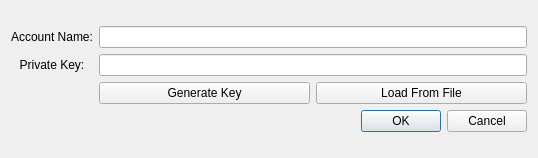
Old version of the form UserApp/PrivKeyDialog.ui in the repository proximax-storage/cpp-xpx-storage-user-app.
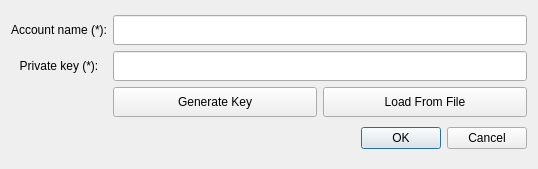
New version of the form.

What changed in the file:
```diff
--- a/UserApp/PrivKeyDialog.ui
+++ b/UserApp/PrivKeyDialog.ui
@@ -7,7 +7,7 @@
     <x>0</x>
     <y>0</y>
     <width>538</width>
-    <height>158</height>
+    <height>169</height>
    </rect>
   </property>
   <property name="windowTitle">
@@ -19,7 +19,7 @@
      <item row="1" column="0">
       <widget class="QLabel" name="label">
        <property name="text">
-        <string>Private Key:</string>
+        <string>Private key (*):</string>
        </property>
        <property name="alignment">
         <set>Qt::AlignCenter</set>
@@ -27,12 +27,25 @@
       </widget>
      </item>
      <item row="1" column="1">
-      <widget class="QLineEdit" name="m_pkField"/>
+      <widget class="QLineEdit" name="m_pkField">
+       <property name="minimumSize">
+        <size>
+         <width>0</width>
+         <height>30</height>
+        </size>
+       </property>
+       <property name="maximumSize">
+        <size>
+         <width>16777215</width>
+         <height>30</height>
+        </size>
+       </property>
+      </widget>
      </item>
      <item row="0" column="0">
       <widget class="QLabel" name="label_2">
        <property name="text">
-        <string>Account Name:</string>
+        <string>Account name (*):</string>
        </property>
        <property name="alignment">
         <set>Qt::AlignCenter</set>
@@ -43,6 +56,18 @@
       <layout class="QHBoxLayout" name="horizontalLayout">
        <item>
         <widget class="QPushButton" name="m_generateKeysBtn">
+         <property name="minimumSize">
+          <size>
+           <width>0</width>
+           <height>30</height>
+          </size>
+         </property>
+         <property name="maximumSize">
+          <size>
+           <width>16777215</width>
+           <height>30</height>
+          </size>
+         </property>
          <property name="text">
           <string>Generate Key</string>
          </property>
@@ -50,6 +75,18 @@
        </item>
        <item>
         <widget class="QPushButton" name="m_loadFromFileBtn">
+         <property name="minimumSize">
+          <size>
+           <width>0</width>
+           <height>30</height>
+          </size>
+         </property>
+         <property name="maximumSize">
+          <size>
+           <width>16777215</width>
+           <height>30</height>
+          </size>
+         </property>
          <property name="text">
           <string>Load From File</string>
          </property>
@@ -58,10 +95,35 @@
       </layout>
      </item>
      <item row="0" column="1">
-      <widget class="QLineEdit" name="m_accountName"/>
+      <widget class="QLineEdit" name="m_accountName">
+       <property name="minimumSize">
+        <size>
+         <width>0</width>
+         <height>30</height>
+        </size>
+       </property>
+       <property name="maximumSize">
+        <size>
+         <width>16777215</width>
+         <height>30</height>
+        </size>
+       </property>
+      </widget>
      </item>
      <item row="3" column="1">
       <widget class="QDialogButtonBox" name="buttonBox">
+       <property name="minimumSize">
+        <size>
+         <width>0</width>
+         <height>30</height>
+        </size>
+       </property>
+       <property name="maximumSize">
+        <size>
+         <width>16777215</width>
+         <height>30</height>
+        </size>
+       </property>
        <property name="orientation">
         <enum>Qt::Horizontal</enum>
        </property>
```
